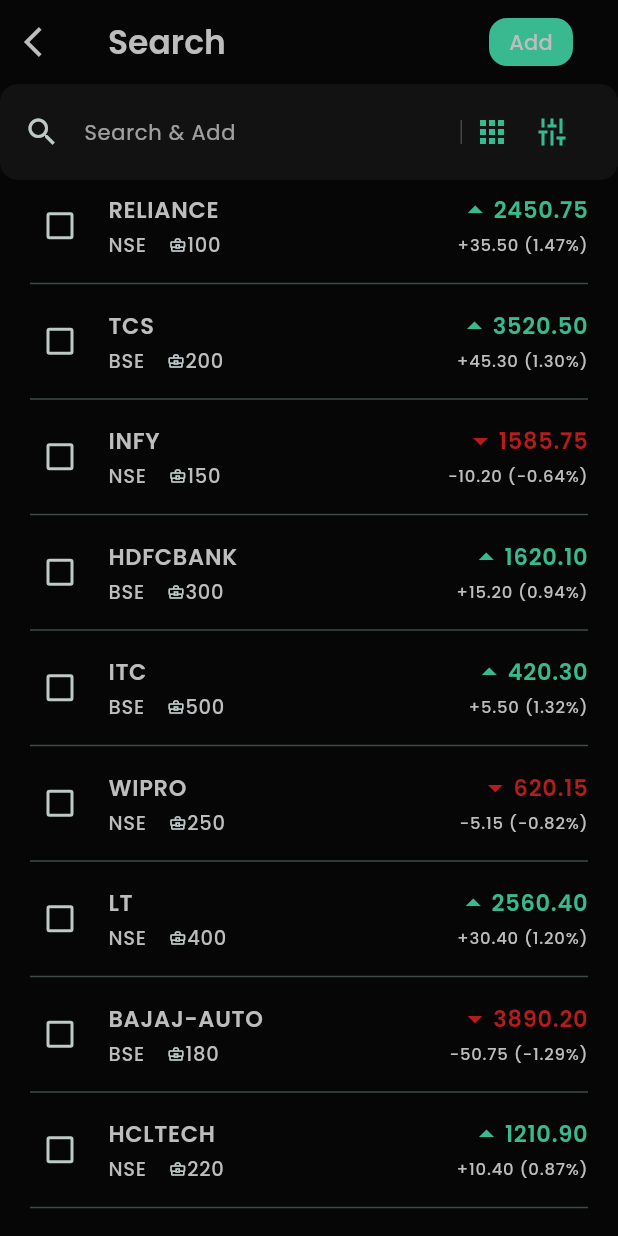
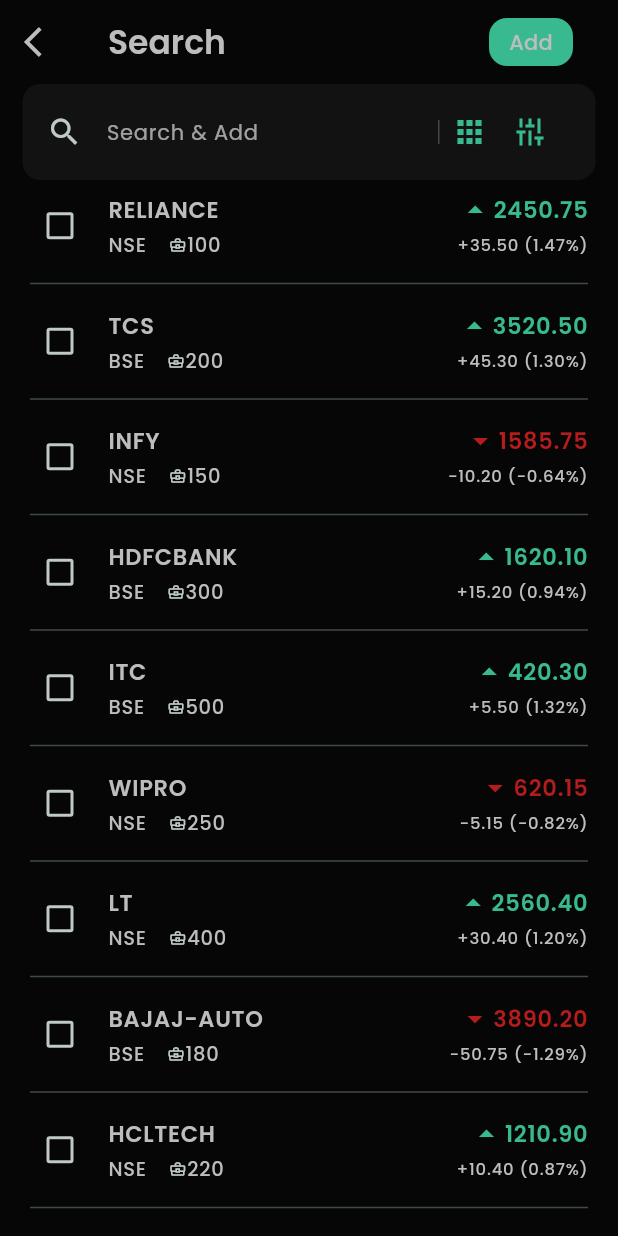
Before and after one commit to bharathisukumar99/watchlist_app, a Flutter app: the SearchScreen screen opened by its route, on a phone screen of 412 x 824 dp. Run offline on Flutter 3.47's test engine with Material 3 defaults, Android fonts, the phone set to English and light mode, and no system bars; our stand-ins replace bloc, flutter_bloc, go_router.

Commit message:
searchbox padding added

```diff
--- a/lib/features/watchlist/widgets/search_box.dart
+++ b/lib/features/watchlist/widgets/search_box.dart
@@ -14,9 +14,9 @@ class SearchBox extends StatelessWidget {
 
   @override
   Widget build(BuildContext context) {
-    return Column(
-      children: [
-        Container(
+    return Padding(
+      padding: const EdgeInsets.symmetric(horizontal: 15),
+      child: Container(
         decoration: BoxDecoration(
           borderRadius: BorderRadius.circular(12),
           color: Theme.of(context).colorScheme.primaryContainer,
@@ -72,8 +72,7 @@ class SearchBox extends StatelessWidget {
             ],
           ),
         ),
-        )
-      ],
+      ),
     );
   }
 }
```
Lines whose indentation alone changed are shown as unchanged.
